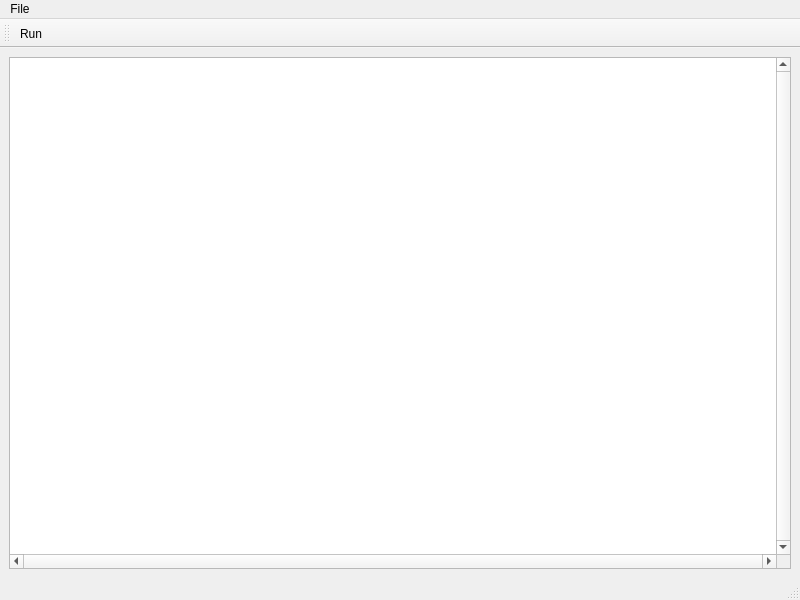
This is MainWindow.ui in wol101/MocoTrackQt as Qt 5 draws it before an edit. The edited form follows.
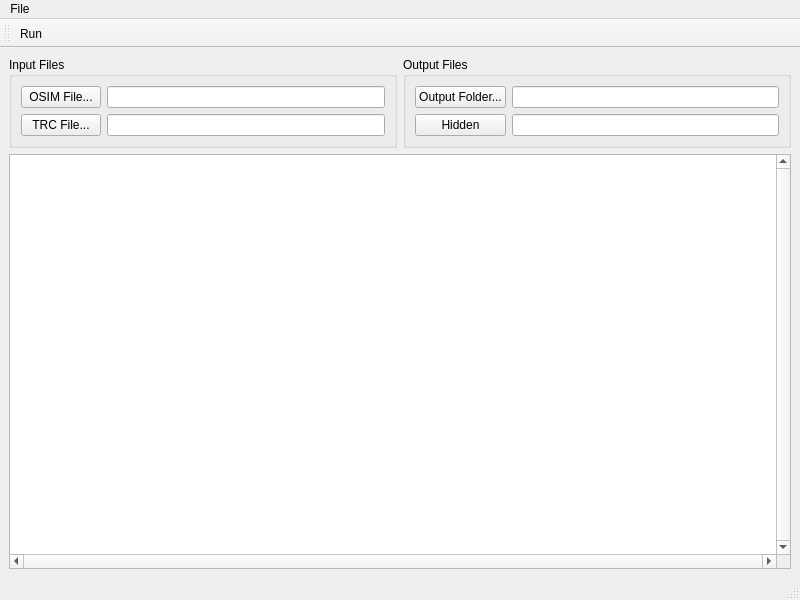
This is the edited form. Icons and pictures are not drawn.

Commit message: Slowly building the UI

What changed in the file:
```diff
--- a/MainWindow.ui
+++ b/MainWindow.ui
@@ -14,8 +14,66 @@
    <string>MainWindow</string>
   </property>
   <widget class="QWidget" name="centralwidget">
-   <layout class="QGridLayout" name="gridLayout">
+   <layout class="QGridLayout" name="gridLayout_3">
     <item row="0" column="0">
+     <widget class="QGroupBox" name="groupBox">
+      <property name="title">
+       <string>Input Files</string>
+      </property>
+      <layout class="QGridLayout" name="gridLayout">
+       <item row="0" column="0">
+        <widget class="QPushButton" name="pushButtonOSIMFile">
+         <property name="text">
+          <string>OSIM File...</string>
+         </property>
+        </widget>
+       </item>
+       <item row="0" column="1">
+        <widget class="QLineEdit" name="lineEditOSIMFile"/>
+       </item>
+       <item row="1" column="0">
+        <widget class="QPushButton" name="pushButtonTRCFile">
+         <property name="text">
+          <string>TRC File...</string>
+         </property>
+        </widget>
+       </item>
+       <item row="1" column="1">
+        <widget class="QLineEdit" name="lineEditTRCFile"/>
+       </item>
+      </layout>
+     </widget>
+    </item>
+    <item row="0" column="1">
+     <widget class="QGroupBox" name="groupBox_2">
+      <property name="title">
+       <string>Output Files</string>
+      </property>
+      <layout class="QGridLayout" name="gridLayout_2">
+       <item row="0" column="2">
+        <widget class="QLineEdit" name="lineEditOutputFolder"/>
+       </item>
+       <item row="0" column="0">
+        <widget class="QPushButton" name="pushButtonOutputFolder">
+         <property name="text">
+          <string>Output Folder...</string>
+         </property>
+        </widget>
+       </item>
+       <item row="1" column="0">
+        <widget class="QPushButton" name="pushButtonHidden">
+         <property name="text">
+          <string>Hidden</string>
+         </property>
+        </widget>
+       </item>
+       <item row="1" column="2">
+        <widget class="QLineEdit" name="lineEditExperimentName"/>
+       </item>
+      </layout>
+     </widget>
+    </item>
+    <item row="1" column="0" colspan="2">
      <widget class="QPlainTextEdit" name="plainTextEditOutput">
       <property name="verticalScrollBarPolicy">
        <enum>Qt::ScrollBarAlwaysOn</enum>
```
Left out of the diff: 18 changed lines with no effect on the pictures. The commit also changes 4 other files.
